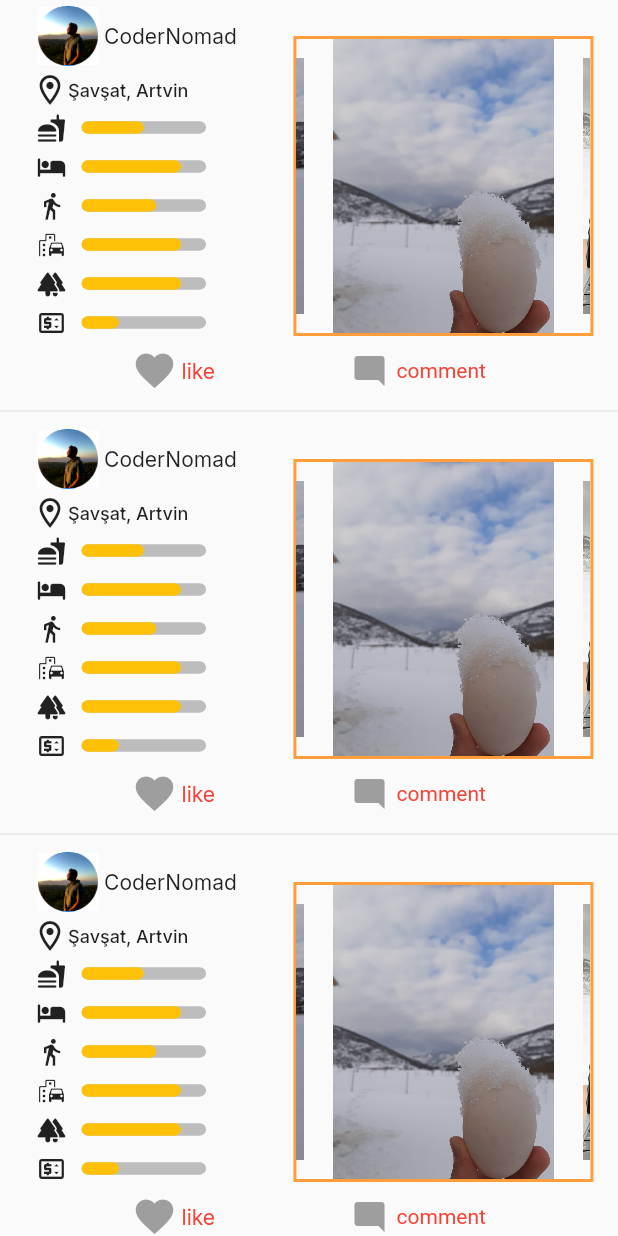
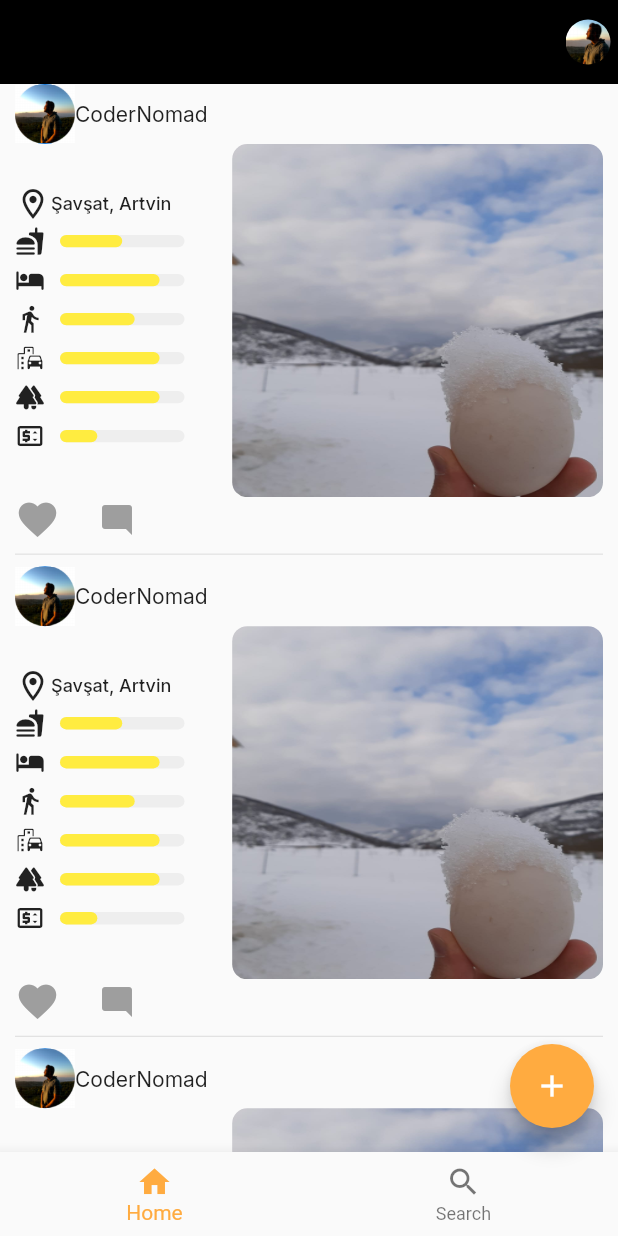
Before and after one commit to KozalakDev/TravelTogFlutter, a Flutter app: the screen it shows after launch, on a phone screen of 412 x 824 dp. Run offline on Flutter 3.47's test engine with Material 2 defaults, Android fonts, the phone set to English and light mode, and no system bars; drawn by our look-alikes of carousel_slider, like_button, percent_indicator; our stand-ins replace csc_picker, flutter_rating_bar, google_fonts, image_picker; missing offline and left inert: cloudinary.

Commit message:
post screen layout edited, routing added, post add screen added, rating column added, carousel slider edited,

```diff
--- a/lib/main.dart
+++ b/lib/main.dart
@@ -1,7 +1,7 @@
 import 'package:flutter/material.dart';
 import 'package:team_project_1/routes.dart';
-import 'package:team_project_1/screens/add_screen.dart';
-import 'screens/home_screen.dart';
+import 'package:team_project_1/screens/add/add_screen.dart';
+import 'screens/home/home_screen.dart';
 
 void main() {
   runApp(const MyApp());
--- a/lib/route_generator.dart
+++ b/lib/route_generator.dart
@@ -1,6 +1,6 @@
 import 'package:flutter/material.dart';
-import 'package:team_project_1/screens/add_screen.dart';
-import 'package:team_project_1/screens/home_screen.dart';
+import 'package:team_project_1/screens/add/add_screen.dart';
+import 'package:team_project_1/screens/home/home_screen.dart';
 
 class RouteGenerator {
   static Route<dynamic> generateRoute(RouteSettings settings) {
--- a/lib/routes.dart
+++ b/lib/routes.dart
@@ -1,6 +1,6 @@
 // import 'package:ciceksepeti_database_management/screens/authentication/auth_screen.dart';
 
-import 'package:team_project_1/screens/add_screen.dart';
+import 'package:team_project_1/screens/add/add_screen.dart';
 
 const addRouteName = '/add';
 // const parcelTrackRouteName = '/parcelTrack';
--- a/lib/screens/components/image_slider.dart
+++ b/lib/screens/components/image_slider.dart
@@ -1,5 +1,6 @@
 import 'package:carousel_slider/carousel_slider.dart';
 import 'package:flutter/material.dart';
+import 'package:team_project_1/size_config.dart';
 
 class ImageSlider extends StatelessWidget {
   const ImageSlider({
@@ -9,46 +10,30 @@ class ImageSlider extends StatelessWidget {
   @override
   Widget build(BuildContext context) {
     return CarouselSlider(
-      items: [
-        Container(
-          height: 10,
-          decoration: BoxDecoration(
-            image: DecorationImage(
-              image: AssetImage("assets/images/1.png"),
-              filterQuality: FilterQuality.high,
-            ),
-          ),
-        ),
-        Container(
-          decoration: BoxDecoration(
-            image: DecorationImage(
-                image: AssetImage("assets/images/2.png"),
-                filterQuality: FilterQuality.high),
-          ),
-        ),
-        Container(
-          decoration: BoxDecoration(
-            image: DecorationImage(
-                image: AssetImage("assets/images/3.png"),
-                filterQuality: FilterQuality.high),
-          ),
-        ),
-        Container(
-          decoration: BoxDecoration(
-            image: DecorationImage(
-                image: AssetImage("assets/images/4.png"),
-                filterQuality: FilterQuality.high),
-          ),
-        ),
-      ],
+      items: [1, 2, 3, 4].map((e) {
+        return Builder(
+          builder: (context) {
+            return ClipRRect(
+              borderRadius: const BorderRadius.all(Radius.circular(10)),
+              child: Image.asset(
+                "assets/images/$e.png",
+                fit: BoxFit.fill,
+                width: SizeConfig.screenWidth! * 3 / 5,
+              ),
+              // filterQuality: FilterQuality.high,
+            );
+          },
+        );
+      }).toList(),
       options: CarouselOptions(
-        autoPlayCurve: Curves.easeOutQuart,
-        enlargeFactor: 0.3,
-        enlargeCenterPage: true,
-        pauseAutoPlayInFiniteScroll: false,
-        viewportFraction: 0.8,
-        aspectRatio: 10 / 10,
-        autoPlay: true,
+        // clipBehavior: Clip.hardEdge,
+        viewportFraction: 1,
+        aspectRatio: 4 / 3,
+        // autoPlayCurve: Curves.easeOutQuart,
+        // enlargeFactor: 0.3,
+        // enlargeCenterPage: true,
+        // pauseAutoPlayInFiniteScroll: false,
+        // autoPlay: true,
       ),
     );
   }
--- /dev/null
+++ b/lib/screens/components/interractions_row.dart
@@ -0,0 +1,65 @@
+import 'package:flutter/material.dart';
+import 'package:google_fonts/google_fonts.dart';
+import 'package:like_button/like_button.dart';
+
+class InterractionsRow extends StatelessWidget {
+  const InterractionsRow({
+    super.key,
+  });
+
+  @override
+  Widget build(BuildContext context) {
+    return Row(
+      mainAxisAlignment: MainAxisAlignment.start,
+      children: [
+        LikeButton(
+          likeCountAnimationType: LikeCountAnimationType.all,
+          likeCount: 0,
+          countBuilder: (count, isLiked, text) {
+            Widget result;
+            if (count == 0) {
+              result = Text(
+                "",
+                style: GoogleFonts.inter(color: Colors.red),
+              );
+            } else {
+              result = Text(
+                text,
+                style: GoogleFonts.inter(color: Colors.red),
+              );
+            }
+            return result;
+          },
+        ),
+        const SizedBox(
+          width: 20,
+        ),
+        LikeButton(
+          likeBuilder: (isLiked) {
+            return Icon(
+              Icons.mode_comment_rounded,
+              color: isLiked ? Colors.deepOrangeAccent : Colors.grey.shade500,
+            );
+          },
+          likeCount: 0,
+          countBuilder: (count, bool isCommented, String text) {
+            var color = isCommented ? Colors.orange : Colors.red;
+            Widget result;
+            if (count == 0) {
+              result = Text(
+                "",
+                style: TextStyle(color: color),
+              );
+            } else {
+              result = Text(
+                text,
+                style: TextStyle(color: color),
+              );
+            }
+            return result;
+          },
+        )
+      ],
+    );
+  }
+}
--- a/lib/screens/components/linear_rate_bar.dart
+++ b/lib/screens/components/linear_rate_bar.dart
@@ -1,5 +1,6 @@
 import 'package:flutter/material.dart';
 import 'package:percent_indicator/linear_percent_indicator.dart';
+import 'package:team_project_1/size_config.dart';
 
 class LinearRateBar extends StatelessWidget {
   const LinearRateBar({super.key, this.icon, required this.rate});
@@ -9,17 +10,16 @@ class LinearRateBar extends StatelessWidget {
   @override
   Widget build(BuildContext context) {
     return Padding(
-      padding: const EdgeInsets.all(3.0),
+      padding: const EdgeInsets.symmetric(vertical: 3.0),
       child: LinearPercentIndicator(
-        animationDuration: 2000,
-        animation: true,
+        animation: false,
         leading: Icon(icon, size: 20),
-        barRadius: Radius.circular(30),
-        width: MediaQuery.of(context).size.width / 4,
-        lineHeight: MediaQuery.of(context).size.height / 100,
+        barRadius: const Radius.circular(30),
+        width: SizeConfig.screenWidth! / 4,
+        lineHeight: SizeConfig.screenHeight! / 100,
         percent: rate,
-        backgroundColor: Colors.grey.shade400,
-        progressColor: Colors.amber,
+        backgroundColor: Colors.grey.shade200,
+        progressColor: Color.fromARGB(255, 255, 236, 64),
       ),
     );
   }
--- a/lib/screens/components/post_container.dart
+++ b/lib/screens/components/post_container.dart
@@ -1,10 +1,10 @@
 import 'package:flutter/material.dart';
-import 'package:google_fonts/google_fonts.dart';
-import 'package:like_button/like_button.dart';
 import 'package:team_project_1/screens/components/image_slider.dart';
 import 'package:team_project_1/screens/detail_screen.dart';
 import 'package:team_project_1/consts.dart' as constants;
+import 'package:team_project_1/size_config.dart';
 
+import 'interractions_row.dart';
 import 'linear_rate_bar.dart';
 
 class PostContainer extends StatelessWidget {
@@ -19,33 +19,32 @@ class PostContainer extends StatelessWidget {
             isScrollControlled: true,
             useSafeArea: true,
             shape: const RoundedRectangleBorder(
-                borderRadius: BorderRadius.vertical(top: Radius.circular(50))),
+                borderRadius: BorderRadius.vertical(top: Radius.circular(30))),
             builder: (context) {
               return const DetailScreen();
             });
       },
+      child: Container(
+        padding: const EdgeInsets.symmetric(horizontal: 10),
         child: Column(
           children: [
             Row(
-            mainAxisAlignment: MainAxisAlignment.spaceAround,
               children: [
-              Padding(
-                padding: const EdgeInsets.symmetric(horizontal: 5),
-                child: Column(
-                  crossAxisAlignment: CrossAxisAlignment.start,
-                  children: [
-                    Row(
-                      children: [
-                        Padding(
-                          padding: const EdgeInsets.all(4.0),
-                          child: CircleAvatar(
+                CircleAvatar(
                   radius: 20,
-                            child:  Image.asset("assets/images/ca.png"),
-                          ),
+                  child: Image.asset("assets/images/ca.png"),
                 ),
                 Text("CoderNomad", style: constants.UserNameTextStyle),
               ],
             ),
+            Row(
+              mainAxisAlignment: MainAxisAlignment.spaceBetween,
+              children: [
+                Container(
+                  // width: SizeConfig.screenWidth! * 2 / 5,
+                  child: Column(
+                    crossAxisAlignment: CrossAxisAlignment.start,
+                    children: [
                       Row(
                         children: [
                           const Icon(Icons.location_on_outlined),
@@ -82,80 +81,16 @@ class PostContainer extends StatelessWidget {
                     ],
                   ),
                 ),
-              Padding(
-                padding: const EdgeInsets.only(top: 20),
-                child: Column(
-                  children: [
-                    Container(
-                      decoration: BoxDecoration(
-                        border: Border.all(
-                            color: const Color.fromARGB(194, 255, 128, 0), width: 2),
-                      ),
-                      height: 200,
-                      width: 200,
-                      child: const ImageSlider(),
-                    ),
+                SizedBox(
+                    width: SizeConfig.screenWidth! * 3 / 5,
+                    height: SizeConfig.screenHeight! / 3.5,
+                    child: const ImageSlider()),
               ],
             ),
-              )
+            const InterractionsRow(),
+            const Divider()
           ],
         ),
-          Padding(
-            padding: const EdgeInsets.symmetric(vertical: 4),
-            child: Row(
-              mainAxisAlignment: MainAxisAlignment.spaceEvenly,
-              children: [
-                LikeButton(
-                  likeCountAnimationType: LikeCountAnimationType.all,
-                  likeCount: 0,
-                  countBuilder: (count, isLiked, text) {
-                    Widget result;
-                    if (count == 0) {
-                      result = Text(
-                        "like",
-                        style: GoogleFonts.inter(color: Colors.red),
-                      );
-                    } else {
-                      result = Text(
-                        text,
-                        style: GoogleFonts.inter(color: Colors.red),
-                      );
-                    }
-                    return result;
-                  },
-                ),
-                LikeButton(
-                  likeBuilder: (isLiked) {
-                    return Icon(
-                      Icons.mode_comment_rounded,
-                      color: isLiked
-                          ? Colors.deepOrangeAccent
-                          : Colors.grey.shade500,
-                    );
-                  },
-                  likeCount: 0,
-                  countBuilder: (count, bool isCommented, String text) {
-                    var color = isCommented ? Colors.orange : Colors.red;
-                    Widget result;
-                    if (count == 0) {
-                      result = Text(
-                        "comment",
-                        style: TextStyle(color: color),
-                      );
-                    } else {
-                      result = Text(
-                        text,
-                        style: TextStyle(color: color),
-                      );
-                    }
-                    return result;
-                  },
-                )
-              ],
-            ),
-          ),
-          const Divider()
-        ],
       ),
     );
   }
--- /dev/null
+++ b/lib/screens/home/components/appbar.dart
@@ -0,0 +1,36 @@
+import 'package:flutter/material.dart';
+import 'package:google_fonts/google_fonts.dart';
+
+class HomePageAppBar {
+  AppBar appBar = AppBar(
+    actions: [
+      IconButton(
+        onPressed: () {},
+        icon: Icon(Icons.notifications),
+        color: Colors.black,
+      ),
+      Padding(
+        padding: const EdgeInsets.only(right: 5),
+        child: CircleAvatar(
+          radius: 15,
+          backgroundColor: Colors.black,
+          foregroundImage: AssetImage("assets/images/ca.png"),
+        ),
+      ),
+    ],
+    leading: IconButton(
+        onPressed: () {},
+        icon: Icon(
+          Icons.menu,
+          color: Colors.black,
+        )),
+    elevation: 0,
+    backgroundColor: Color.fromRGBO(0, 0, 0, 255),
+    centerTitle: true,
+    title: Text(
+      "TravelTog",
+      style: GoogleFonts.montserrat(
+          fontWeight: FontWeight.bold, color: Colors.black),
+    ),
+  );
+}
--- /dev/null
+++ b/lib/screens/home/home_screen.dart
@@ -0,0 +1,63 @@
+import 'package:carousel_slider/carousel_slider.dart';
+import 'package:flutter/material.dart';
+import 'package:team_project_1/routes.dart';
+import 'package:team_project_1/screens/add/add_screen.dart';
+import 'package:team_project_1/screens/components/post_container.dart';
+import 'package:team_project_1/screens/post_screen.dart';
+import 'package:team_project_1/screens/search_screen.dart';
+import 'package:team_project_1/size_config.dart';
+
+import 'components/appbar.dart';
+
+class HomeScreen extends StatefulWidget {
+  HomeScreen({Key? key}) : super(key: key);
+
+  @override
+  State<HomeScreen> createState() => _HomeScreenState();
+}
+
+class _HomeScreenState extends State<HomeScreen> {
+  int selectedIndex = 0;
+
+  void selectPage(int x) {
+    selectedIndex = x;
+  }
+
+  List pages = [
+    const PostPage(),
+    const SearchScreen(),
+  ];
+
+  @override
+  Widget build(BuildContext context) {
+    SizeConfig().init(context);
+    return Scaffold(
+      floatingActionButton: FloatingActionButton(
+        child: Icon(Icons.add),
+        backgroundColor: Colors.orangeAccent,
+        onPressed: () {
+          Navigator.pushNamed(context, addRouteName);
+        },
+      ),
+      appBar: HomePageAppBar().appBar,
+      bottomNavigationBar: BottomNavigationBar(
+        selectedItemColor: Colors.orangeAccent,
+        items: const [
+          BottomNavigationBarItem(icon: Icon(Icons.home), label: "Home"),
+          BottomNavigationBarItem(icon: Icon(Icons.search), label: "Search"),
+        ],
+        currentIndex: selectedIndex,
+        onTap: (index) {
+          setState(() {
+            selectPage(index);
+          });
+        },
+      ),
+      body: SafeArea(
+        left: false,
+        right: false,
+        child: pages.elementAt(selectedIndex),
+      ),
+    );
+  }
+}
--- a/lib/screens/home_screen.dart
+++ /dev/null
@@ -1,56 +0,0 @@
-import 'package:carousel_slider/carousel_slider.dart';
-import 'package:flutter/material.dart';
-import 'package:team_project_1/routes.dart';
-import 'package:team_project_1/screens/components/post_container.dart';
-
-class HomeScreen extends StatefulWidget {
-  HomeScreen({Key? key}) : super(key: key);
-
-  @override
-  State<HomeScreen> createState() => _HomeScreenState();
-}
-
-class _HomeScreenState extends State<HomeScreen> {
-  @override
-  Widget build(BuildContext context) {
-    return Scaffold(
-      body: SafeArea(
-        child: SingleChildScrollView(
-          child: Column(mainAxisSize: MainAxisSize.min, children: [
-            ListView.builder(
-              shrinkWrap: true,
-              physics: const NeverScrollableScrollPhysics(),
-              itemCount: 5,
-              itemBuilder: (context, index) {
-                return const PostContainer();
-              },
-            ),
-            // CarouselSlider(
-            //   options: CarouselOptions(height: 400.0),
-            //   items: [1, 2, 3, 4, 5].map((i) {
-            //     return Builder(
-            //       builder: (BuildContext context) {
-            //         return Container(
-            //             width: MediaQuery.of(context).size.width,
-            //             margin: const EdgeInsets.symmetric(horizontal: 5.0),
-            //             decoration: const BoxDecoration(color: Colors.amber),
-            //             child: Text(
-            //               'text $i',
-            //               style: const TextStyle(fontSize: 16.0),
-            //             ));
-            //       },
-            //     );
-            //   }).toList(),
-            // ),
-
-            ElevatedButton(
-                onPressed: () {
-                  Navigator.pushNamed(context, addRouteName);
-                },
-                child: const Text('Share your travel'))
-          ]),
-        ),
-      ),
-    );
-  }
-}
--- /dev/null
+++ b/lib/screens/post_screen.dart
@@ -0,0 +1,43 @@
+import 'package:flutter/material.dart';
+import 'package:team_project_1/routes.dart';
+
+import 'components/post_container.dart';
+
+class PostPage extends StatelessWidget {
+  const PostPage({
+    super.key,
+  });
+
+  @override
+  Widget build(BuildContext context) {
+    return SingleChildScrollView(
+      child: Column(mainAxisSize: MainAxisSize.min, children: [
+        ListView.builder(
+          shrinkWrap: true,
+          physics: const NeverScrollableScrollPhysics(),
+          itemCount: 5,
+          itemBuilder: (context, index) {
+            return const PostContainer();
+          },
+        ),
+        // CarouselSlider(
+        //   options: CarouselOptions(height: 400.0),
+        //   items: [1, 2, 3, 4, 5].map((i) {
+        //     return Builder(
+        //       builder: (BuildContext context) {
+        //         return Container(
+        //             width: MediaQuery.of(context).size.width,
+        //             margin: const EdgeInsets.symmetric(horizontal: 5.0),
+        //             decoration: const BoxDecoration(color: Colors.amber),
+        //             child: Text(
+        //               'text $i',
+        //               style: const TextStyle(fontSize: 16.0),
+        //             ));
+        //       },
+        //     );
+        //   }).toList(),
+        // ),
+      ]),
+    );
+  }
+}
```
Also changed, not shown: lib/screens/add/add_screen.dart (added, +163 -0 lines), lib/screens/add/components/rate_column.dart (added, +47 -0 lines), lib/screens/components/rating_list_tile.dart (+12 -5 lines), lib/screens/detail_screen.dart (+9 -9 lines), lib/screens/search_screen.dart (added, +10 -0 lines), pubspec.yaml (+5 -4 lines), pubspec.lock. Lines whose indentation alone changed are shown as unchanged.
